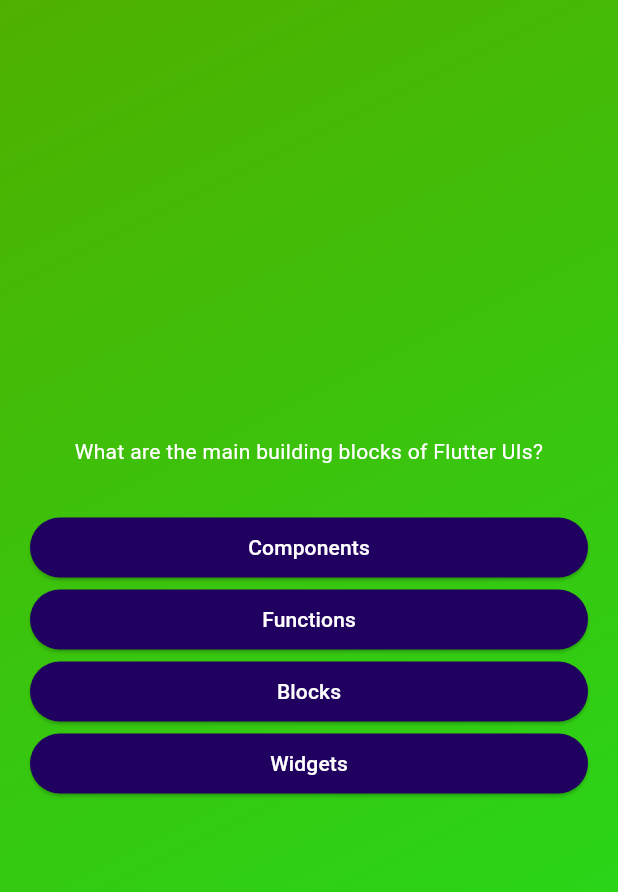
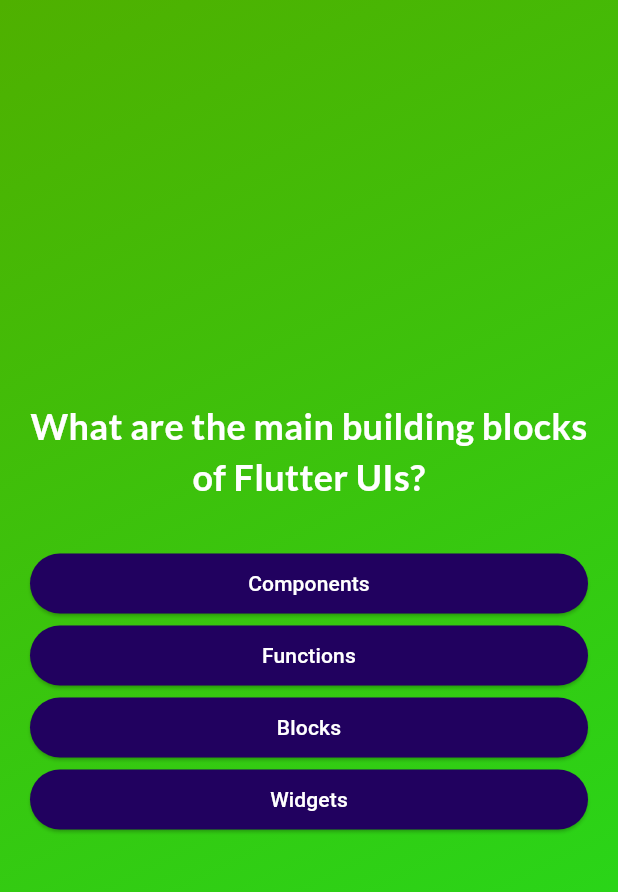
Before and after one commit to ogulcanoktem/flutter_proje, a Flutter app: the screen it shows after launch, after a tap on "Testi Başlat", on a phone screen of 412 x 824 dp. Shown: the top 892 px of the screen. Run offline on Flutter 3.47's test engine with Material 3 defaults, Android fonts, the phone set to English and light mode, and no system bars; our stand-ins replace google_fonts.

Commit message:
sonuç ekranı eklendi ve başlangıca dön butonu eklendi.

```diff
--- a/second_app/lib/answer_button.dart
+++ b/second_app/lib/answer_button.dart
@@ -22,7 +22,10 @@ class AnswerButton extends StatelessWidget {
           borderRadius: BorderRadius.circular(40),
         ),
       ),
-      child: Text(answerText),
+      child: Text(
+        answerText,
+        textAlign: TextAlign.center,
+      ),
     );
   }
 }
--- a/second_app/lib/questions_screen.dart
+++ b/second_app/lib/questions_screen.dart
@@ -1,9 +1,12 @@
 import 'package:flutter/material.dart';
+import 'package:google_fonts/google_fonts.dart';
 import 'package:second_app/answer_button.dart';
 import 'package:second_app/data/questions.dart';
 
 class QuestionsScreen extends StatefulWidget {
-  const QuestionsScreen({super.key});
+  const QuestionsScreen({super.key, required this.onSelectAnswer});
+
+  final void Function(String answer) onSelectAnswer;
 
   @override
   State<QuestionsScreen> createState() {
@@ -12,6 +15,15 @@ class QuestionsScreen extends StatefulWidget {
 }
 
 class _QuestionsScreenState extends State<QuestionsScreen> {
+  var currentQuestionIndex = 0;
+
+  void answerQuestion(String selectedAnswer) {
+    widget.onSelectAnswer(selectedAnswer);
+    setState(() {
+      currentQuestionIndex++;
+    });
+  }
+
   @override
   Widget build(context) {
     final currentQuestion = questions[0];
@@ -26,15 +38,22 @@ class _QuestionsScreenState extends State<QuestionsScreen> {
           children: [
             Text(
               currentQuestion.text,
-              style: const TextStyle(
+              style: GoogleFonts.lato(
                 color: Colors.white,
+                fontSize: 24,
+                fontWeight: FontWeight.bold,
               ),
               textAlign: TextAlign.center,
             ),
             const SizedBox(height: 30),
             ...currentQuestion.getShuffledAnswers().map(
               (answer) {
-                return AnswerButton(answerText: answer, onTop: () {});
+                return AnswerButton(
+                  answerText: answer,
+                  onTop: () {
+                    answerQuestion(answer);
+                  },
+                );
               },
             ),
           ],
--- a/second_app/lib/quiz.dart
+++ b/second_app/lib/quiz.dart
@@ -1,6 +1,8 @@
 import 'package:flutter/material.dart';
+import 'package:second_app/data/questions.dart';
 import 'package:second_app/start_screen.dart';
 import 'package:second_app/questions_screen.dart';
+import 'package:second_app/results_screen.dart';
 
 class Quiz extends StatefulWidget {
   const Quiz({super.key});
@@ -12,6 +14,7 @@ class Quiz extends StatefulWidget {
 }
 
 class _QuizState extends State<Quiz> {
+  List<String> selectedAnswers = [];
   var activeScreen = 'start-screen';
 
   void switchScreen() {
@@ -22,12 +25,29 @@ class _QuizState extends State<Quiz> {
     );
   }
 
+  void chooseAnswer(String answer) {
+    selectedAnswers.add(answer);
+
+    if (selectedAnswers.length == questions.length) {
+      setState(() {
+        selectedAnswers = [];
+        activeScreen = 'results-screen';
+      });
+    }
+  }
+
   @override
   Widget build(context) {
     Widget screenWidget = StartScreen(switchScreen);
 
     if (activeScreen == 'questions-screen') {
-      screenWidget = QuestionsScreen();
+      screenWidget = QuestionsScreen(
+        onSelectAnswer: chooseAnswer,
+      );
+    }
+
+    if (activeScreen == 'results-screen') {
+      screenWidget = const ResultsScreen();
     }
 
     return MaterialApp(
--- a/second_app/lib/start_screen.dart
+++ b/second_app/lib/start_screen.dart
@@ -1,6 +1,7 @@
 // ignore_for_file: must_be_immutable
 
 import 'package:flutter/material.dart';
+import 'package:google_fonts/google_fonts.dart';
 
 class StartScreen extends StatelessWidget {
   void Function() startQuiz;
@@ -25,11 +26,12 @@ class StartScreen extends StatelessWidget {
           //  ),
           //),
           const SizedBox(height: 80),
-          const Text(
+          Text(
             'Flutter Öğrenmenin Eğlenceli Hali !',
-            style: TextStyle(
-              color: Color.fromARGB(255, 237, 223, 252),
+            style: GoogleFonts.lato(
+              color: Colors.white,
               fontSize: 24,
+              fontWeight: FontWeight.bold,
             ),
           ),
           const SizedBox(height: 30),
--- a/second_app/pubspec.yaml
+++ b/second_app/pubspec.yaml
@@ -35,6 +35,7 @@ dependencies:
   # The following adds the Cupertino Icons font to your application.
   # Use with the CupertinoIcons class for iOS style icons.
   cupertino_icons: ^1.0.6
+  google_fonts: ^6.2.1
 
 dev_dependencies:
   flutter_test:
```
Also changed, not shown: second_app/lib/results_screen.dart (added, +32 -0 lines), second_app/pubspec.lock, 1 other file.
